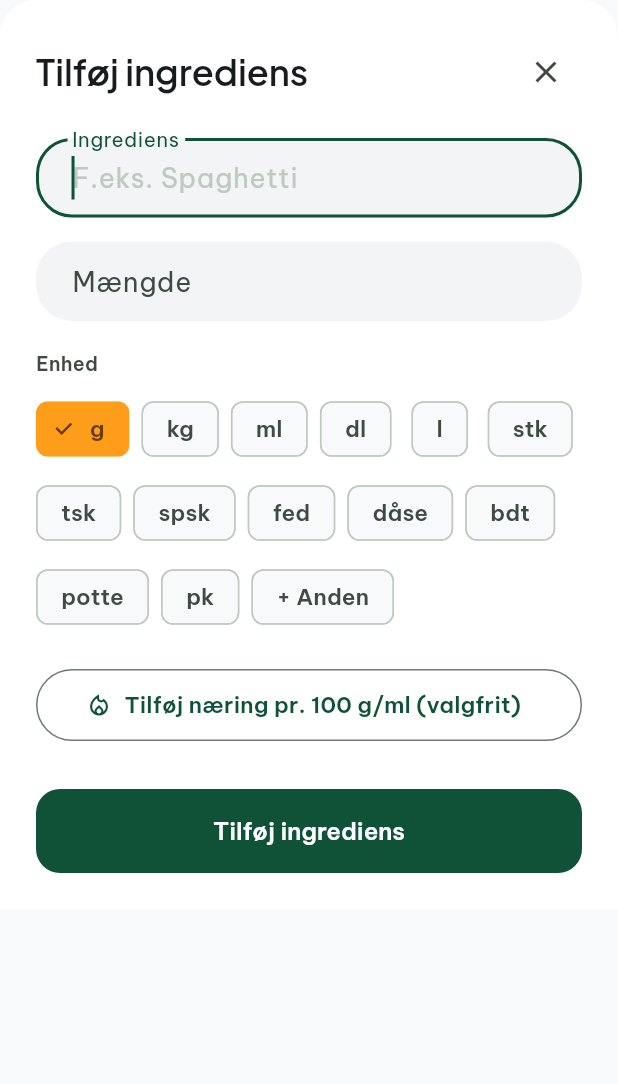
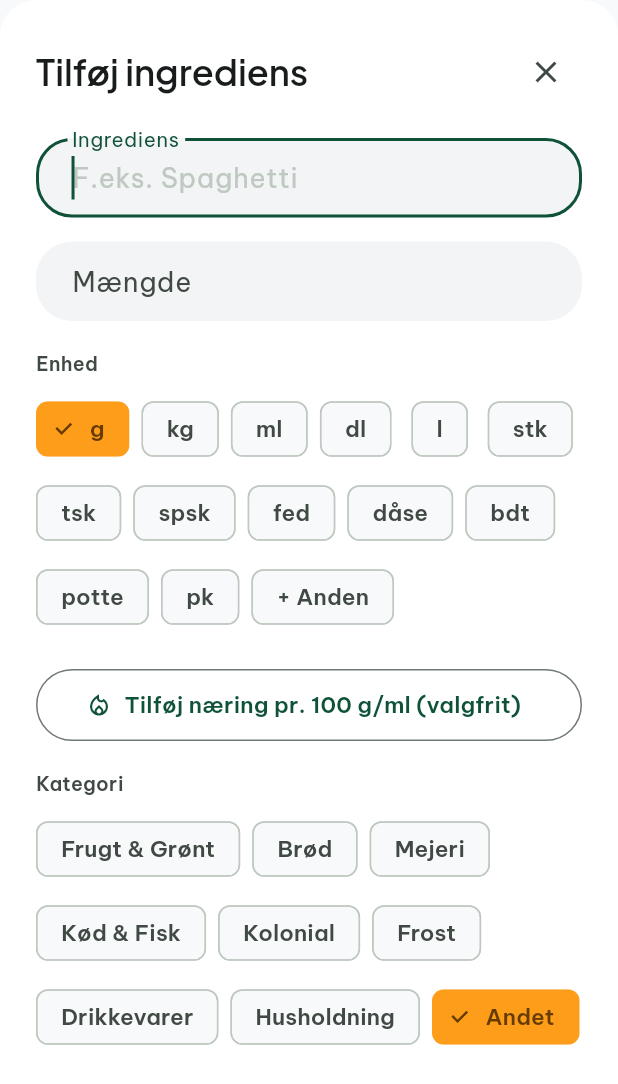
Before and after one commit to Zpolonius/Skafferiet, a Flutter app: the IngredientSheet widget shown alone on an empty page, opened directly, on a phone screen of 412 x 824 dp. Shown: the top 1084 px of the screen. Run offline on Flutter 3.47's test engine with Material 3 defaults, Android fonts, the phone set to English and light mode, and no system bars; our stand-ins replace cached_network_image, cloud_firestore, connectivity_plus, firebase_auth, firebase_core, firebase_storage and 7 more; accounts and stored records are empty; generated files the repository leaves out were written again; network calls fail.

Commit message:
Unify grocery categories, icons, and ingredient category picker
Three separate category lists in grocery_defaults.dart, starter_recipes.dart, and grocery_screen.dart caused 'Grønt' and 'Frugt & Grønt' (as well as 'Kød', 'Fisk', and 'Kød & Fisk') to split into separate groups on the shopping list, while custom recipe ingredients were always hardcoded to 'Andet'.

- Consolidate defaultGroceryCategories in store order (Frugt & Grønt, Brød, Mejeri, Kød & Fisk, Kolonial, Frost, Drikkevarer, Husholdning, Andet) with categoryIconFor and sortGroceryCategories in grocery_defaults.dart.

- Normalize legacy category names ('Grønt'/'Frugt' -> 'Frugt & Grønt', 'Kød'/'Fisk' -> 'Kød & Fisk') on read in GroceryItem, Ingredient, RecurringItem, and ItemHistoryEntry while preserving custom categories.

- Add a ChoiceChip category picker to IngredientSheet and sort category chips and groups on GroceryScreen in store order.

Closes #26

```diff
--- a/lib/core/models/grocery_item.dart
+++ b/lib/core/models/grocery_item.dart
@@ -1,3 +1,5 @@
+import '../../features/grocery/grocery_defaults.dart';
+
 class GroceryItem {
   static const sourceManual = 'manual';
   static const sourceMealPlan = 'meal_plan';
@@ -80,7 +82,7 @@ class GroceryItem {
     return GroceryItem(
       id: id,
       name: map['name'] ?? '',
-      category: map['category'] ?? 'Andet',
+      category: normalizeGroceryCategory(map['category'] as String?),
       quantity: map['quantity'] ?? '',
       unit: map['unit'],
       imageUrl: map['imageUrl'],
--- a/lib/core/models/item_history.dart
+++ b/lib/core/models/item_history.dart
@@ -1,4 +1,5 @@
 import 'package:cloud_firestore/cloud_firestore.dart';
+import '../../features/grocery/grocery_defaults.dart';
 
 /// Grænser for en historikpost. Samme som for indkøbsvarer og faste varer, og
 /// de skal holdes i trit med `firestore.rules` (`item_history`).
@@ -51,12 +52,11 @@ class ItemHistoryEntry {
     this.lastUsed,
   });
 
-  /// `null` hvis dokumentet mangler navn eller kategori (så ignoreres det).
+  /// `null` hvis dokumentet mangler navn (så ignoreres det).
   static ItemHistoryEntry? fromMap(String key, Map<String, dynamic> map) {
     final name = map['name'];
-    final category = map['category'];
     if (name is! String || name.trim().isEmpty) return null;
-    if (category is! String || category.trim().isEmpty) return null;
+    final category = normalizeGroceryCategory(map['category'] as String?);
     final unit = map['unit'];
     final quantity = map['quantity'];
     final lastUsed = map['lastUsed'];
--- a/lib/core/models/recipe.dart
+++ b/lib/core/models/recipe.dart
@@ -1,3 +1,5 @@
+import '../../features/grocery/grocery_defaults.dart';
+
 enum RecipeCategory { morgenmad, frokost, aftensmad, snack }
 
 /// Hvem der kan se en opskrift. Manglende felt i databasen = [household].
@@ -129,7 +131,7 @@ class Ingredient {
       name: map['name'] ?? '',
       quantity: (map['quantity'] as num?)?.toDouble() ?? 0,
       unit: map['unit'] ?? '',
-      category: map['category'] ?? 'Andet',
+      category: normalizeGroceryCategory(map['category'] as String?),
       nutritionPer100: Nutrition.fromMap(map['nutrition']),
     );
   }
--- a/lib/core/models/recurring_item.dart
+++ b/lib/core/models/recurring_item.dart
@@ -1,3 +1,4 @@
+import '../../features/grocery/grocery_defaults.dart';
 import '../services/recurring_schedule.dart';
 import 'grocery_item.dart';
 import 'recurrence.dart';
@@ -115,7 +116,7 @@ class RecurringItem {
       name: name,
       quantity: map['quantity'] is String ? map['quantity'] : '1',
       unit: map['unit'] is String ? map['unit'] : null,
-      category: map['category'] is String ? map['category'] : 'Andet',
+      category: normalizeGroceryCategory(map['category'] as String?),
       imageUrl: map['imageUrl'] is String ? map['imageUrl'] : null,
       recurrence: recurrence,
       nextDate: nextDate,
--- a/lib/features/grocery/grocery_defaults.dart
+++ b/lib/features/grocery/grocery_defaults.dart
@@ -1,10 +1,15 @@
+import 'package:flutter/material.dart';
+
 /// Standardværdier der deles af alle formularer til indkøbsvarer.
 const defaultGroceryCategories = [
-  'Grønt',
+  'Frugt & Grønt',
+  'Brød',
   'Mejeri',
-  'Kød',
+  'Kød & Fisk',
+  'Kolonial',
   'Frost',
-  'Brød',
+  'Drikkevarer',
+  'Husholdning',
   'Andet',
 ];
 
@@ -18,3 +23,76 @@ const defaultGroceryUnits = [
   'bakke',
   'poser'
 ];
+
+/// Returnerer ikonet for en kategori.
+IconData categoryIconFor(String category) {
+  switch (normalizeGroceryCategory(category)) {
+    case 'Frugt & Grønt':
+      return Icons.apple;
+    case 'Brød':
+      return Icons.bakery_dining;
+    case 'Mejeri':
+      return Icons.egg_alt;
+    case 'Kød & Fisk':
+      return Icons.restaurant;
+    case 'Kolonial':
+      return Icons.kitchen;
+    case 'Frost':
+      return Icons.ac_unit;
+    case 'Drikkevarer':
+      return Icons.local_drink;
+    case 'Husholdning':
+      return Icons.cleaning_services;
+    case 'Andet':
+    default:
+      return Icons.shopping_basket;
+  }
+}
+
+/// Normaliserer ældre kategorinavne og sikrer gyldig kategori.
+String normalizeGroceryCategory(String? raw) {
+  final trimmed = raw?.trim() ?? '';
+  if (trimmed.isEmpty) return 'Andet';
+  final lower = trimmed.toLowerCase();
+  if (lower == 'grønt' ||
+      lower == 'frugt' ||
+      lower == 'frugt & grønt' ||
+      lower == 'frugt og grønt') {
+    return 'Frugt & Grønt';
+  }
+  if (lower == 'kød' ||
+      lower == 'fisk' ||
+      lower == 'kød & fisk' ||
+      lower == 'kød og fisk') {
+    return 'Kød & Fisk';
+  }
+  if (lower == 'brød') return 'Brød';
+  if (lower == 'mejeri') return 'Mejeri';
+  if (lower == 'kolonial') return 'Kolonial';
+  if (lower == 'frost') return 'Frost';
+  if (lower == 'drikkevarer') return 'Drikkevarer';
+  if (lower == 'husholdning') return 'Husholdning';
+  if (lower == 'andet') return 'Andet';
+  return trimmed;
+}
+
+/// Sorterer kategorier efter standardrækkefølgen og derefter alfabetisk for egne kategorier.
+List<String> sortGroceryCategories(Iterable<String> categories) {
+  final list = categories.toList();
+  list.sort((a, b) {
+    final normA = normalizeGroceryCategory(a);
+    final normB = normalizeGroceryCategory(b);
+    final indexA = defaultGroceryCategories.indexOf(normA);
+    final indexB = defaultGroceryCategories.indexOf(normB);
+    if (indexA != -1 && indexB != -1) {
+      final cmp = indexA.compareTo(indexB);
+      if (cmp != 0) return cmp;
+    } else if (indexA != -1) {
+      return -1;
+    } else if (indexB != -1) {
+      return 1;
+    }
+    return a.toLowerCase().compareTo(b.toLowerCase());
+  });
+  return list;
+}
--- a/lib/features/onboarding/starter_recipes.dart
+++ b/lib/features/onboarding/starter_recipes.dart
@@ -31,7 +31,7 @@ final List<Recipe> starterRecipes = [
     time: '25 min',
     category: RecipeCategory.aftensmad,
     ingredients: [
-      Ingredient(name: 'Kyllingebryst', quantity: 450, unit: 'g', category: 'Kød'),
+      Ingredient(name: 'Kyllingebryst', quantity: 450, unit: 'g', category: 'Kød & Fisk'),
       Ingredient(name: 'Karrypasta / karry', quantity: 2, unit: 'spsk', category: 'Kolonial'),
       Ingredient(name: 'Kokosmælk', quantity: 1, unit: 'dåse', category: 'Kolonial'),
       Ingredient(name: 'Jasminris', quantity: 300, unit: 'g', category: 'Kolonial'),
@@ -53,7 +53,7 @@ final List<Recipe> starterRecipes = [
     time: '30 min',
     category: RecipeCategory.aftensmad,
     ingredients: [
-      Ingredient(name: 'Laksefilet', quantity: 4, unit: 'stk', category: 'Fisk'),
+      Ingredient(name: 'Laksefilet', quantity: 4, unit: 'stk', category: 'Kød & Fisk'),
       Ingredient(name: 'Gulerødder', quantity: 500, unit: 'g', category: 'Frugt & Grønt'),
       Ingredient(name: 'Små kartofler', quantity: 500, unit: 'g', category: 'Frugt & Grønt'),
       Ingredient(name: 'Olivenolie', quantity: 2, unit: 'spsk', category: 'Kolonial'),
--- a/lib/features/recipes/ingredient_sheet.dart
+++ b/lib/features/recipes/ingredient_sheet.dart
@@ -4,6 +4,7 @@ import '../../core/models/recipe.dart';
 import '../../core/models/recipe_units.dart';
 import '../../shared/utils/number_format.dart';
 import '../../shared/widgets/app_bottom_sheet.dart';
+import '../grocery/grocery_defaults.dart';
 
 /// Åbner bottom sheet til at tilføje eller rette en ingrediens.
 /// Returnerer den nye/rettede ingrediens, eller null hvis brugeren fortryder.
@@ -37,6 +38,8 @@ class _IngredientSheetState extends State<IngredientSheet> {
 
   String _selectedUnit = 'g';
   bool _isCustomUnit = false;
+  late String _selectedCategory;
+  late final List<String> _categories;
   bool _showNutrition = false;
   bool _submitted = false;
 
@@ -48,6 +51,11 @@ class _IngredientSheetState extends State<IngredientSheet> {
     final ing = widget.initial;
     final n = ing?.nutritionPer100;
     String fmt(double? v) => v == null ? '' : formatDanishNumber(v);
+
+    _selectedCategory = normalizeGroceryCategory(ing?.category);
+    _categories = defaultGroceryCategories.contains(_selectedCategory)
+        ? defaultGroceryCategories
+        : [...defaultGroceryCategories, _selectedCategory];
 
     _nameController = TextEditingController(text: ing?.name ?? '');
     _quantityController = TextEditingController(
@@ -150,7 +158,7 @@ class _IngredientSheetState extends State<IngredientSheet> {
         name: _nameController.text.trim(),
         quantity: parseDanishNumber(_quantityController.text) ?? 0,
         unit: _unit,
-        category: widget.initial?.category ?? 'Andet',
+        category: _selectedCategory,
         nutritionPer100: nutrition,
       ),
     );
@@ -262,6 +270,20 @@ class _IngredientSheetState extends State<IngredientSheet> {
             ],
             const SizedBox(height: 24),
             _buildNutritionSection(theme),
+            const SizedBox(height: 20),
+            Text('Kategori', style: theme.textTheme.labelSmall),
+            const SizedBox(height: 12),
+            Wrap(
+              spacing: 8,
+              runSpacing: 8,
+              children: [
+                ..._categories.map((c) => ChoiceChip(
+                      label: Text(c),
+                      selected: _selectedCategory == c,
+                      onSelected: (_) => setState(() => _selectedCategory = c),
+                    )),
+              ],
+            ),
             const SizedBox(height: 32),
             FilledButton(
               key: const Key('ingredient-submit'),
--- a/lib/shared/widgets/add_grocery_item_sheet.dart
+++ b/lib/shared/widgets/add_grocery_item_sheet.dart
@@ -49,7 +49,7 @@ class _AddGroceryItemSheetState extends ConsumerState<AddGroceryItemSheet> {
       TextEditingController(text: widget.initialQuantity ?? '1');
   final _customCategoryController = TextEditingController();
 
-  late String _selectedCategory = widget.initialCategory ?? 'Grønt';
+  late String _selectedCategory = widget.initialCategory ?? 'Frugt & Grønt';
   late String _selectedUnit = widget.initialUnit ?? 'stk';
   bool _isAddingCustomCategory = false;
   String? _imageUrl;
```
Also changed, not shown: lib/features/grocery/grocery_screen.dart (+8 -22 lines), 6 other files.
